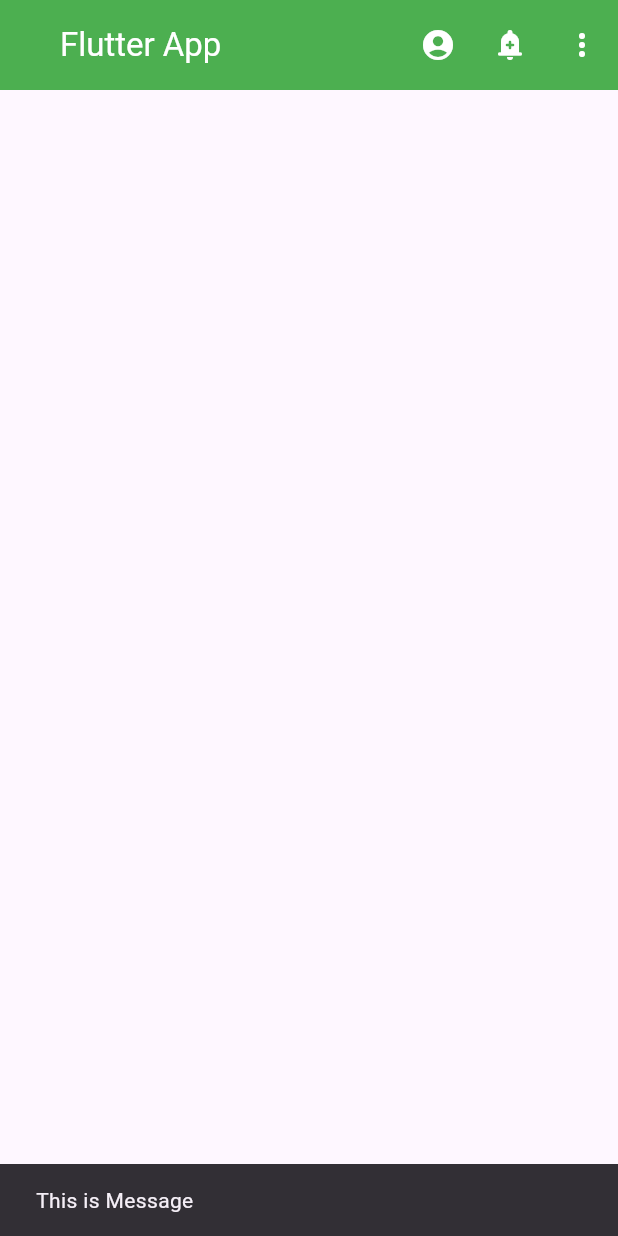
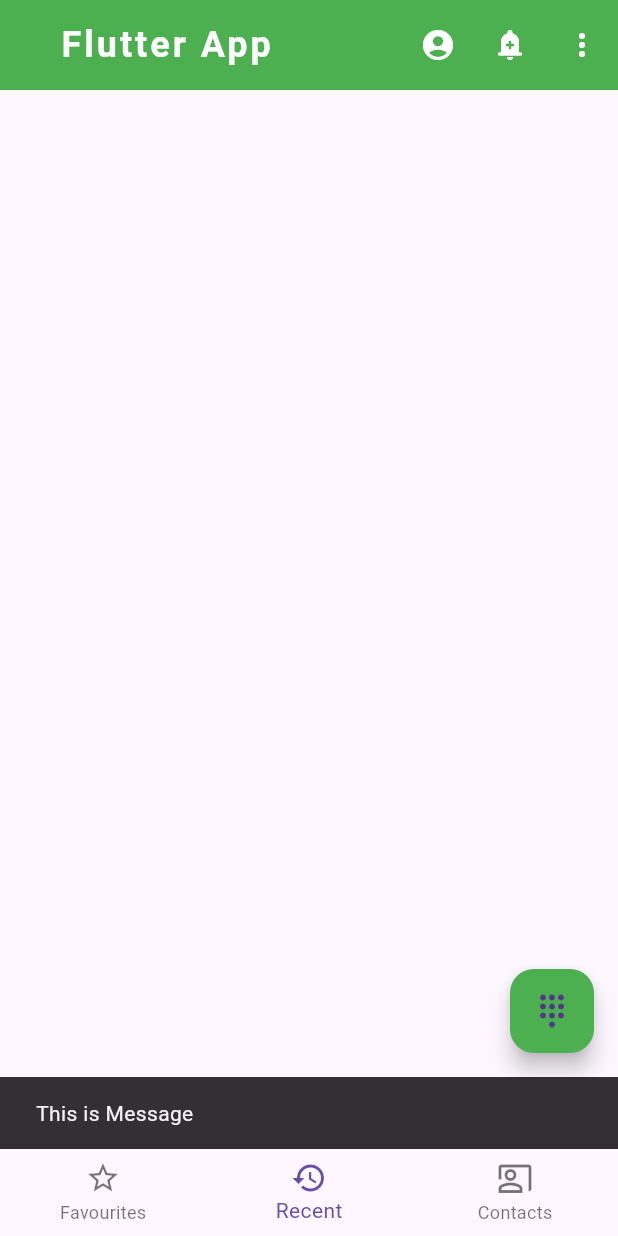
Before and after one commit to MahadiB2B/live_test_flutter, a Flutter app: the screen it shows after launch, after a tap on the "account circle" icon, on a phone screen of 412 x 824 dp. Run offline on Flutter 3.47's test engine with Material 3 defaults, Android fonts, the phone set to English and light mode, and no system bars.

Commit message:
floatingActionBar_bottomNavigationBar

```diff
--- a/lib/main.dart
+++ b/lib/main.dart
@@ -1,40 +1,83 @@
 import 'package:flutter/cupertino.dart';
 import 'package:flutter/material.dart';
 
-void main(){
+void main() {
   runApp(const MyApp());
 }
-class MyApp extends StatelessWidget{
+
+class MyApp extends StatelessWidget {
   const MyApp({super.key});
 
   @override
   Widget build(BuildContext context) {
-  return const MaterialApp(home: HomeActivity(),
-    debugShowCheckedModeBanner:false,
-
+    return const MaterialApp(
+      home: HomeActivity(),
+      debugShowCheckedModeBanner: false,
     );
   }
 }
-class HomeActivity extends StatelessWidget{
+
+class HomeActivity extends StatelessWidget {
   const HomeActivity({super.key});
+
   //snackBar message
-  MySnackBar(message,contex){ScaffoldMessenger.of(contex).showSnackBar(SnackBar(content: Text(message)));}
+  MySnackBar(message, contex) {
+    ScaffoldMessenger.of(contex).showSnackBar(SnackBar(content: Text(message)));
+  }
 
   @override
-  Widget build (BuildContext context){
+  Widget build(BuildContext context) {
     return Scaffold(
       appBar: AppBar(
-  title:const Text("Flutter App",),
+        title: const Text("Flutter App",
+            style: TextStyle(
+                fontSize: 24, fontWeight: FontWeight.bold, letterSpacing: 2)),
         backgroundColor: Colors.green,
-  centerTitle:false,
+        centerTitle: false,
         toolbarHeight: 60,
         toolbarOpacity: 1,
         titleSpacing: 40,
         foregroundColor: Colors.white,
-  actions: [IconButton(onPressed: (){MySnackBar("This is Message",context);}, icon: Icon(Icons.account_circle)),
-    IconButton(onPressed: (){MySnackBar("This is Notification", context);}, icon: Icon(Icons.add_alert_rounded)),
-    IconButton(onPressed:(){MySnackBar("This is More Option", context);}, icon: Icon(Icons.more_vert)),
+        actions: [
+          IconButton(
+              onPressed: () {
+                MySnackBar("This is Message", context);
+              },
+              icon: Icon(Icons.account_circle)),
+          SizedBox(width: 0),
+          IconButton(
+              onPressed: () {
+                MySnackBar("This is Notification", context);
+              },
+              icon: Icon(Icons.add_alert_rounded)),
+          SizedBox(width: 0),
+          IconButton(
+              onPressed: () {
+                MySnackBar("This is More Option", context);
+              },
+              icon: Icon(Icons.more_vert)),
+          SizedBox(width: 0),
         ],
+      ),
+      floatingActionButton: FloatingActionButton(
+        backgroundColor: Colors.green,
+        child: Icon(Icons.dialpad),
+        onPressed: () {},
+      ),
+      bottomNavigationBar: BottomNavigationBar(
+        currentIndex: 1,
+        items: [
+          BottomNavigationBarItem(
+              icon: Icon(Icons.star_border), label: 'Favourites'),
+          BottomNavigationBarItem(icon: Icon(Icons.history), label: 'Recent'),
+          BottomNavigationBarItem(
+              icon: Icon(Icons.co_present_outlined), label: 'Contacts')
+        ],
+        onTap: (int index) {
+          if (index == 0) {}
+          if (index == 1) {}
+          if (index == 2) {}
+        },
       ),
 
     );
```
Lines whose indentation alone changed are shown as unchanged.
